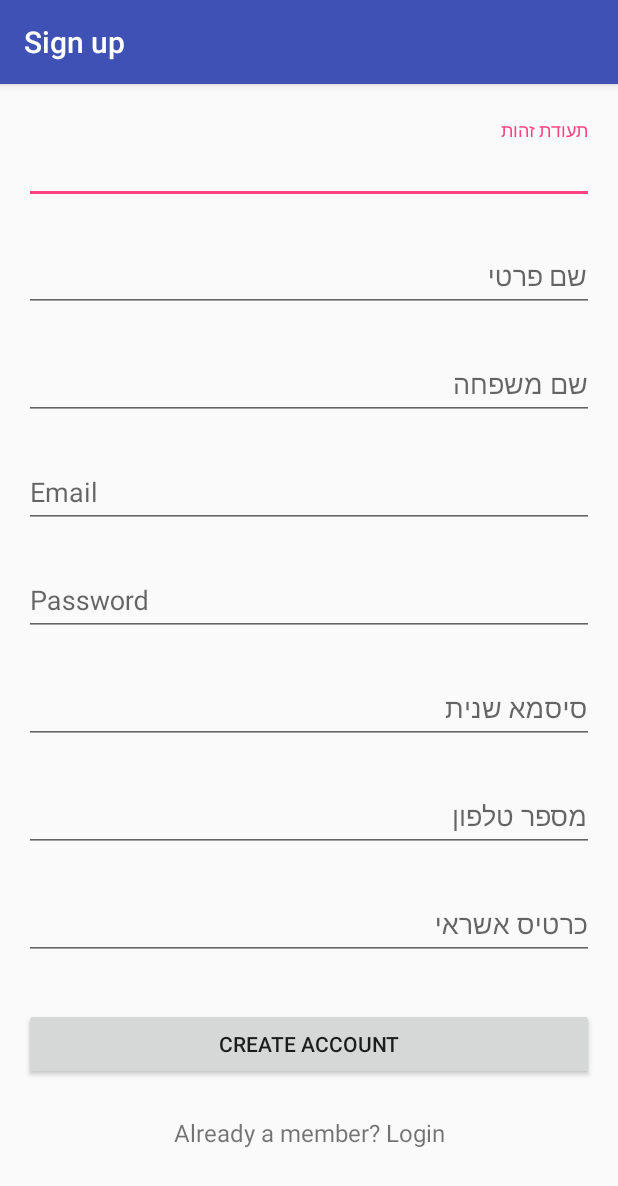
After one commit to IsraelDr/ProjectsAndroid-Driver, an Android app: the SignUpActivity screen opened directly, with no data from a screen before it, on a phone screen of 412 x 824 dp. The commit adds this screen. Shown: the top 1186 px of the screen. Run offline under Robolectric (Android 15) with nearby library versions, the phone set to English and light mode, and no system bars; our stand-ins replace Firebase (no records; nobody signed in at launch, a user with empty details on screens opened directly).

Commit message:
Login and Signup

```diff
--- a/app/build.gradle
+++ b/app/build.gradle
@@ -22,9 +22,13 @@ dependencies {
     implementation fileTree(dir: 'libs', include: ['*.jar'])
     implementation 'com.android.support:appcompat-v7:27.0.2'
     implementation 'com.android.support:design:27.0.2'
-    implementation 'com.google.firebase:firebase-auth:11.8.0'
+    implementation 'com.google.firebase:firebase-database:15.0.0'
+    implementation 'com.google.firebase:firebase-auth:15.1.0'
+    implementation 'com.google.android.gms:play-services-auth:15.0.0'
     implementation 'com.android.support.constraint:constraint-layout:1.1.3'
     testImplementation 'junit:junit:4.12'
     androidTestImplementation 'com.android.support.test:runner:1.0.1'
     androidTestImplementation 'com.android.support.test.espresso:espresso-core:3.0.2'
 }
+
+apply plugin: 'com.google.gms.google-services'
--- a/app/src/main/AndroidManifest.xml
+++ b/app/src/main/AndroidManifest.xml
@@ -6,6 +6,7 @@
     <uses-permission android:name="android.permission.GET_ACCOUNTS" />
     <uses-permission android:name="android.permission.READ_PROFILE" />
     <uses-permission android:name="android.permission.READ_CONTACTS" />
+    <uses-permission android:name="android.permission.INTERNET" />
 
     <application
         android:allowBackup="true"
@@ -26,7 +27,10 @@
         <activity
             android:name=".controller.controller.MainActivity"
             android:label="@string/title_activity_main"
-            android:theme="@style/AppTheme.NoActionBar"></activity>
+            android:theme="@style/AppTheme.NoActionBar" />
+        <activity
+            android:name=".controller.controller.SignUpActivity"
+            android:label="@string/title_activity_sign_up"></activity>
     </application>
 
 </manifest>
--- /dev/null
+++ b/app/src/main/java/com/example/srulispc/projectsandroid_driver/controller/model/backend/BackendFactory.java
@@ -0,0 +1,15 @@
+package com.example.srulispc.projectsandroid_driver.controller.model.backend;
+
+
+import com.example.srulispc.projectsandroid_driver.controller.model.datasource.FireBase;
+
+public class BackendFactory {
+    private static final Ibackend Instance = new FireBase();
+
+    public static Ibackend getInstance() {
+        return Instance;
+    }
+
+    private BackendFactory() {
+    }
+}
--- /dev/null
+++ b/app/src/main/java/com/example/srulispc/projectsandroid_driver/controller/model/backend/Ibackend.java
@@ -0,0 +1,20 @@
+package com.example.srulispc.projectsandroid_driver.controller.model.backend;
+
+import com.example.srulispc.projectsandroid_driver.controller.model.entities.Driver;
+import com.example.srulispc.projectsandroid_driver.controller.model.entities.Ride;
+
+import java.util.List;
+
+public interface Ibackend {
+    List<Driver> getalldrivers();
+    void addDriver(Driver newDriver);
+    List<Ride> getallopenrides();
+    List<Ride> getallclosedrides();
+    List<Ride> getspecificdriverrides();
+    List<Ride> getopenridestospecificdestination();
+    List<Ride> geopenridesinspecificdistance();
+    List<Ride> getridesbydate();
+    List<Ride> getridesbyamount();
+
+
+}
--- /dev/null
+++ b/app/src/main/res/layout/activity_sign_up.xml
@@ -0,0 +1,146 @@
+<?xml version="1.0" encoding="utf-8"?>
+<LinearLayout xmlns:android="http://schemas.android.com/apk/res/android"
+    xmlns:tools="http://schemas.android.com/tools"
+    android:layout_width="match_parent"
+    android:layout_height="match_parent"
+    android:gravity="center_horizontal"
+    android:orientation="vertical"
+    android:paddingBottom="@dimen/activity_vertical_margin"
+    android:paddingLeft="@dimen/activity_horizontal_margin"
+    android:paddingRight="@dimen/activity_horizontal_margin"
+    android:paddingTop="@dimen/activity_vertical_margin"
+    tools:context=".controller.controller.SignUpActivity">
+
+    <!-- Login progress -->
+    <ProgressBar
+        android:id="@+id/signup_progress"
+        style="?android:attr/progressBarStyleLarge"
+        android:layout_width="wrap_content"
+        android:layout_height="wrap_content"
+        android:layout_marginBottom="8dp"
+        android:visibility="gone" />
+
+    <ScrollView
+        android:id="@+id/signup_form"
+        android:layout_width="match_parent"
+        android:layout_height="match_parent">
+
+        <LinearLayout
+            android:id="@+id/email_login_form"
+            android:layout_width="match_parent"
+            android:layout_height="wrap_content"
+            android:orientation="vertical">
+
+            <android.support.design.widget.TextInputLayout
+                android:layout_width="match_parent"
+                android:layout_height="wrap_content"
+                android:layout_marginTop="8dp"
+                android:layout_marginBottom="8dp">
+                <EditText android:id="@+id/input_identitynumber"
+                    android:layout_width="match_parent"
+                    android:layout_height="wrap_content"
+                    android:inputType="textCapWords"
+                    android:hint="@string/identitynumber" />
+            </android.support.design.widget.TextInputLayout>
+            <android.support.design.widget.TextInputLayout
+                android:layout_width="match_parent"
+                android:layout_height="wrap_content"
+                android:layout_marginTop="8dp"
+                android:layout_marginBottom="8dp">
+                <EditText android:id="@+id/input_firstname"
+                    android:layout_width="match_parent"
+                    android:layout_height="wrap_content"
+                    android:inputType="textCapWords"
+                    android:hint="@string/firstname" />
+            </android.support.design.widget.TextInputLayout>
+            <android.support.design.widget.TextInputLayout
+                android:layout_width="match_parent"
+                android:layout_height="wrap_content"
+                android:layout_marginTop="8dp"
+                android:layout_marginBottom="8dp">
+                <EditText android:id="@+id/input_lastname"
+                    android:layout_width="match_parent"
+                    android:layout_height="wrap_content"
+                    android:inputType="textCapWords"
+                    android:hint="@string/lastname" />
+            </android.support.design.widget.TextInputLayout>
+
+            <!-- Email Label -->
+            <android.support.design.widget.TextInputLayout
+                android:layout_width="match_parent"
+                android:layout_height="wrap_content"
+                android:layout_marginTop="8dp"
+                android:layout_marginBottom="8dp">
+                <EditText android:id="@+id/input_email"
+                    android:layout_width="match_parent"
+                    android:layout_height="wrap_content"
+                    android:inputType="textEmailAddress"
+                    android:hint="Email" />
+            </android.support.design.widget.TextInputLayout>
+
+            <!-- Password Label -->
+            <android.support.design.widget.TextInputLayout
+                android:layout_width="match_parent"
+                android:layout_height="wrap_content"
+                android:layout_marginTop="8dp"
+                android:layout_marginBottom="8dp">
+                <EditText android:id="@+id/input_password"
+                    android:layout_width="match_parent"
+                    android:layout_height="wrap_content"
+                    android:inputType="textPassword"
+                    android:hint="Password"/>
+            </android.support.design.widget.TextInputLayout>
+            <android.support.design.widget.TextInputLayout
+                android:layout_width="match_parent"
+                android:layout_height="wrap_content"
+                android:layout_marginTop="8dp"
+                android:layout_marginBottom="8dp">
+                <EditText android:id="@+id/input_verifpassword"
+                    android:layout_width="match_parent"
+                    android:layout_height="wrap_content"
+                    android:inputType="textPassword"
+                    android:hint="@string/seconpassword"/>
+            </android.support.design.widget.TextInputLayout>
+            <android.support.design.widget.TextInputLayout
+                android:layout_width="match_parent"
+                android:layout_height="wrap_content"
+                android:layout_marginTop="8dp"
+                android:layout_marginBottom="8dp">
+                <EditText android:id="@+id/input_phonenumber"
+                    android:layout_width="match_parent"
+                    android:layout_height="wrap_content"
+                    android:inputType="phone"
+                    android:hint="@string/phonenumber"/>
+            </android.support.design.widget.TextInputLayout>
+            <android.support.design.widget.TextInputLayout
+                android:layout_width="match_parent"
+                android:layout_height="wrap_content"
+                android:layout_marginTop="8dp"
+                android:layout_marginBottom="8dp">
+                <EditText android:id="@+id/input_creditcard"
+                    android:layout_width="match_parent"
+                    android:layout_height="wrap_content"
+                    android:inputType="textPassword"
+                    android:hint="@string/creditcard"/>
+            </android.support.design.widget.TextInputLayout>
+
+            <!-- Signup Button -->
+            <android.support.v7.widget.AppCompatButton
+                android:id="@+id/btn_signup"
+                android:layout_width="fill_parent"
+                android:layout_height="wrap_content"
+                android:layout_marginTop="24dp"
+                android:layout_marginBottom="24dp"
+                android:padding="12dp"
+                android:text="Create Account"/>
+
+            <TextView android:id="@+id/link_login"
+                android:layout_width="fill_parent"
+                android:layout_height="wrap_content"
+                android:layout_marginBottom="24dp"
+                android:text="Already a member? Login"
+                android:gravity="center"
+                android:textSize="16dip"/>
+        </LinearLayout>
+    </ScrollView>
+</LinearLayout>
--- a/app/src/main/res/values/strings.xml
+++ b/app/src/main/res/values/strings.xml
@@ -20,4 +20,12 @@
     <string name="nav_header_subtitle">android.studio@android.com</string>
     <string name="nav_header_desc">Navigation header</string>
     <string name="action_settings">Settings</string>
+    <string name="title_activity_sign_up">Sign up</string>
+    <string name="firstname">שם פרטי</string>
+    <string name="lastname">שם משפחה</string>
+    <string name="seconpassword">סיסמא שנית</string>
+    <string name="creditcard">כרטיס אשראי</string>
+    <string name="phonenumber">מספר טלפון</string>
+    <string name="error_passwords_dont_match">סיסמה אינה תואמת</string>
+    <string name="identitynumber">תעודת זהות</string>
 </resources>
--- a/build.gradle
+++ b/build.gradle
@@ -8,6 +8,7 @@ buildscript {
     }
     dependencies {
         classpath 'com.android.tools.build:gradle:3.2.0'
+        classpath 'com.google.gms:google-services:3.2.0'
 
 
         // NOTE: Do not place your application dependencies here; they belong
```
Also changed, not shown: app/src/main/java/com/example/srulispc/projectsandroid_driver/controller/controller/LoginActivity.java (+44 -65 lines), app/src/main/java/com/example/srulispc/projectsandroid_driver/controller/controller/SignUpActivity.java (added, +210 -0 lines), app/src/main/java/com/example/srulispc/projectsandroid_driver/controller/model/datasource/FireBase.java (added, +116 -0 lines), app/src/main/java/com/example/srulispc/projectsandroid_driver/controller/model/entities/Driver.java (+9 -0 lines), app/src/main/res/layout/activity_login.xml (+12 -1 lines).
